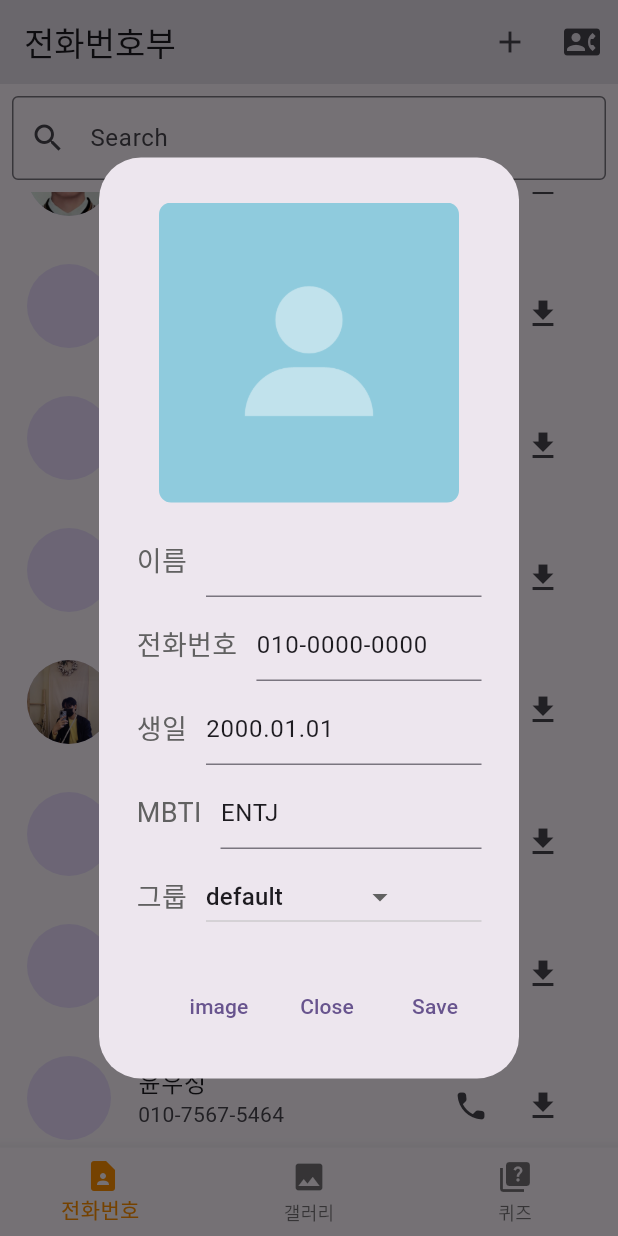
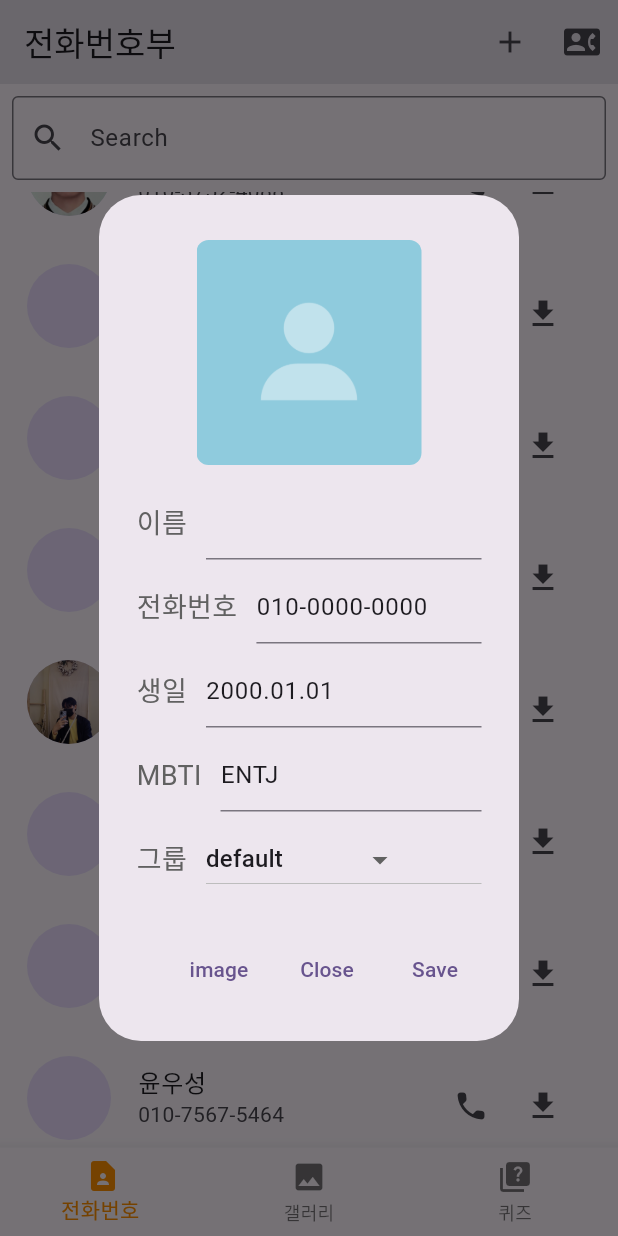
Before and after one commit to aksnd/molipcamp_start, a Flutter app: the screen it shows after launch, scrolled down 576 dp, after a tap on the "add" icon, on a phone screen of 412 x 824 dp. Run offline on Flutter 3.47's test engine with Material 3 defaults, Android fonts, the phone set to English and light mode, and no system bars; our stand-ins replace contacts_service, flutter_native_contact_picker, image_picker, permission_handler, shared_preferences; missing offline and left inert: a package.

Commit message:
bug solved, image resized

```diff
--- a/lib/dialog.dart
+++ b/lib/dialog.dart
@@ -156,11 +156,10 @@ Future<void> addNewGroup(BuildContext context, SimpleContact contact,Set<String>
           TextButton(
             child: Text('Save'),
             onPressed: () {
-              SimpleContact newContact=contact;
               contact.group=_controllerGroup.text;
               Provider.of<GroupsProvider>(context, listen: false).addGroups(_controllerGroup.text);
               Navigator.of(context).pop();
-              editProfile(context, newContact,groups,onUpdate);
+              editProfile(context, contact,groups,onUpdate);
             },
           ),
         ],
@@ -205,8 +204,8 @@ Future<void> editProfile(BuildContext context, SimpleContact contact,Set<String>
                   // _getImageProvider(contact.image),
                   SizedBox(height: 20,),
                   Container(
-                    width: 200, // 원하는 크기로 설정하세요
-                    height: 200, // 원하는 크기로 설정하세요
+                    width: 150, // 원하는 크기로 설정하세요
+                    height: 150, // 원하는 크기로 설정하세요
                     child: ClipRRect(
                       borderRadius: BorderRadius.circular(8.0),
                       child: _getImageProvider(editedContact.image),
@@ -309,7 +308,6 @@ Future<void> editProfile(BuildContext context, SimpleContact contact,Set<String>
                                   editedContact.phone = _controller2.text;
                                   editedContact.birthday = _controller3.text;
                                   editedContact.mbti = _controller4.text;
-                                  onUpdate(contact.index, editedContact);
                                   Navigator.of(context).pop();
                                   addNewGroup(context, editedContact, groups,onUpdate);
 
```
